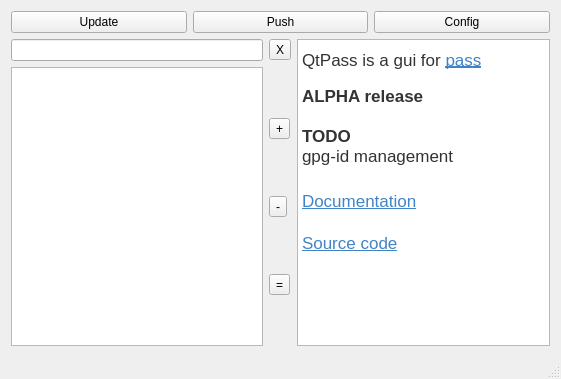
This is mainwindow.ui in IJHack/QtPass as Qt 5 draws it before an edit. The edited form follows.
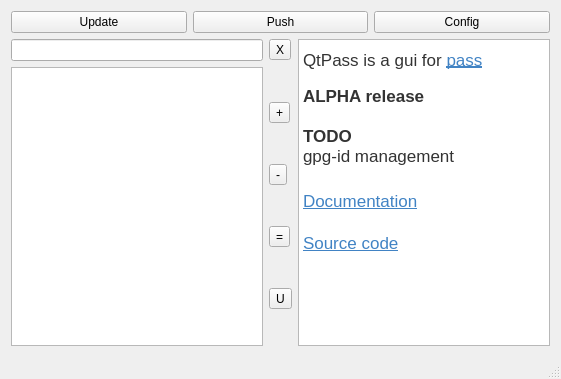
This is the edited form.

Commit message: User edit dialog for modifying .gpg-id added.

Diff of the .ui file:
```diff
--- a/mainwindow.ui
+++ b/mainwindow.ui
@@ -77,6 +77,13 @@
             </property>
            </widget>
           </item>
+          <item>
+           <widget class="QToolButton" name="usersButton">
+            <property name="text">
+             <string>U</string>
+            </property>
+           </widget>
+          </item>
          </layout>
         </item>
         <item row="2" column="1">
```
The commit also changes 7 other files.
